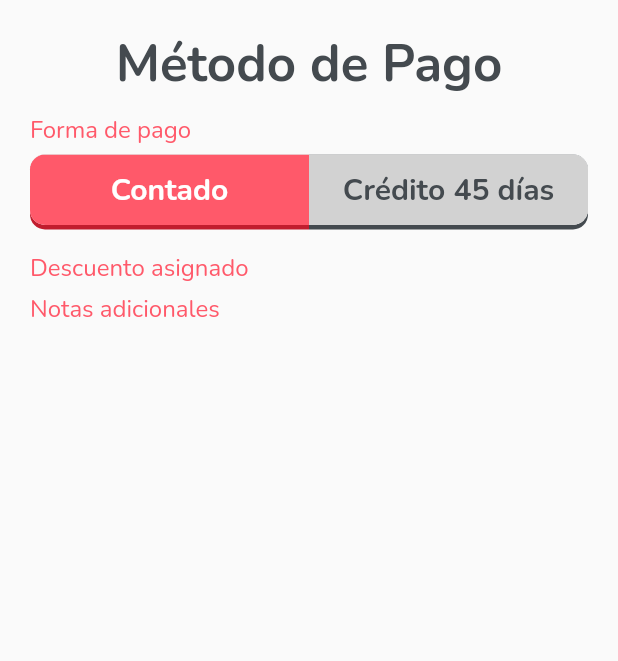
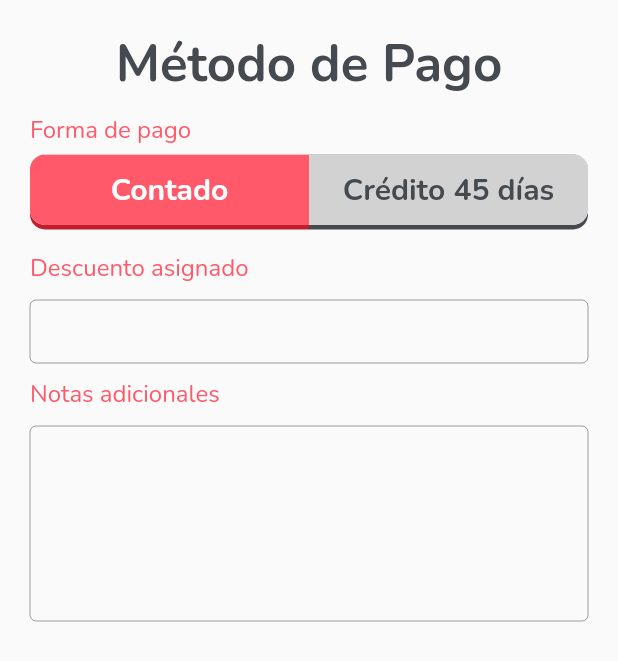
Before and after one commit to Lider-neuromedia/MontanaApp, a Flutter app: the _CheckoutForm widget shown alone on an empty page, opened directly, on a phone screen of 412 x 824 dp. Shown: the top 661 px of the screen. Run offline on Flutter 3.47's test engine with Material 2 defaults, Android fonts, the phone set to English and light mode, and no system bars; our stand-ins replace flutter_dotenv, fluttericon, percent_indicator, shared_preferences; accounts and stored records are empty; network calls fail.

Commit message:
Completando diseño de modal de confirmar pedido.

```diff
--- a/lib/pages/cart/checkout_modal.dart
+++ b/lib/pages/cart/checkout_modal.dart
@@ -1,4 +1,5 @@
 import 'package:flutter/material.dart';
+import 'package:flutter/services.dart';
 import 'package:montana_mobile/pages/cart/partials/payment_methods_field.dart';
 import 'package:montana_mobile/pages/catalogue/partials/action_button.dart';
 import 'package:montana_mobile/theme/theme.dart';
@@ -31,6 +32,7 @@ class _CheckoutForm extends StatelessWidget {
   @override
   Widget build(BuildContext context) {
     return Expanded(
+      child: SingleChildScrollView(
         child: Container(
           padding: EdgeInsets.all(20.0),
           child: Column(
@@ -43,10 +45,39 @@ class _CheckoutForm extends StatelessWidget {
               PaymentMethodsField(),
               SizedBox(height: 15.0),
               _LabelField(label: 'Descuento asignado'),
-            SizedBox(height: 5.0),
+              SizedBox(height: 10.0),
+              TextField(
+                keyboardType: TextInputType.number,
+                decoration: InputDecoration(
+                  isCollapsed: true,
+                  contentPadding: EdgeInsets.all(10.0),
+                  border: OutlineInputBorder(
+                    borderSide: BorderSide(
+                      color: CustomTheme.greyColor,
+                      width: 1.0,
+                    ),
+                  ),
+                ),
+              ),
+              SizedBox(height: 10.0),
               _LabelField(label: 'Notas adicionales'),
+              SizedBox(height: 10.0),
+              TextField(
+                maxLines: 5,
+                decoration: InputDecoration(
+                  isCollapsed: true,
+                  contentPadding: EdgeInsets.all(10.0),
+                  border: OutlineInputBorder(
+                    borderSide: BorderSide(
+                      color: CustomTheme.greyColor,
+                      width: 1.0,
+                    ),
+                  ),
+                ),
+              ),
               SizedBox(height: 5.0),
             ],
+          ),
         ),
       ),
     );
```
Lines whose indentation alone changed are shown as unchanged.
